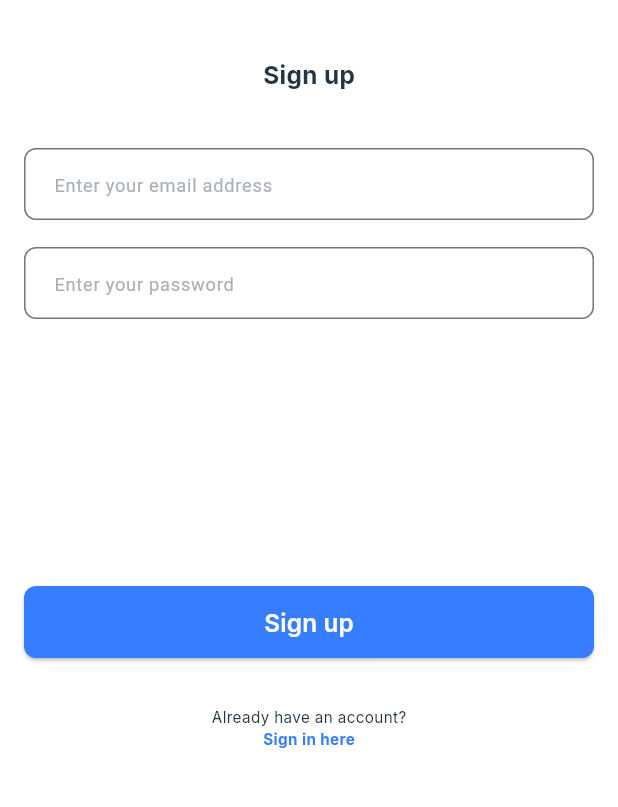
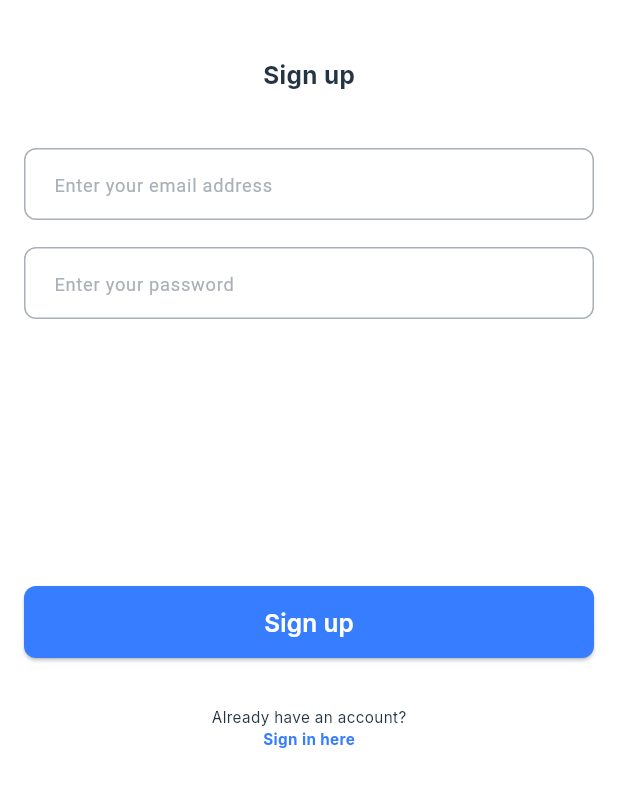
Before and after one commit to raufzer/talky-app, a Flutter app: the SignUpScreen screen opened by its route, on a phone screen of 412 x 824 dp, the part 218-1025 px from its top. Run offline on Flutter 3.47's test engine with Material 3 defaults, Android fonts, the light colour scheme and no system bars; drawn by our look-alikes of modal_progress_hud_nsn; our stand-ins replace firebase_auth, firebase_core, flutter_bloc, flutter_screenutil, flutter_svg, google_fonts; accounts and stored records are empty.

Commit message:
refactor(ui): code improvement

```diff
--- a/lib/screens/sign_up_screen.dart
+++ b/lib/screens/sign_up_screen.dart
@@ -60,6 +60,7 @@ class _SignUpScreenState extends State<SignUpScreen> {
                 onChanged: (data) {
                   email = data;
                 },
+                obscureText: false,
               ),
               const SizedBox(height: 18),
               InputFieldWidget(
@@ -68,6 +69,7 @@ class _SignUpScreenState extends State<SignUpScreen> {
                 onChanged: (data) {
                   password = data;
                 },
+                obscureText: true,
               ),
               const SizedBox(height: 18),
               const SizedBox(height: 160),
@@ -76,8 +78,9 @@ class _SignUpScreenState extends State<SignUpScreen> {
                 onTap: () async {
                   if (formKey.currentState!.validate()) {
                     isLoading = true;
+                    setState(() {});
                     try {
-                      var credential = await signUpMethod(email!, password!);
+                      await signUpMethod(email!, password!);
                       // Handle successful sign-up here
                     } on FirebaseAuthException catch (e) {
                       showSnackbar(
@@ -87,6 +90,7 @@ class _SignUpScreenState extends State<SignUpScreen> {
                       showSnackbar('There was an error signing up.', context);
                     } finally {
                       isLoading = false;
+                      setState(() {});
                     }
                   }
                 },
--- a/lib/screens/splash_screen.dart
+++ b/lib/screens/splash_screen.dart
@@ -3,7 +3,7 @@ import 'package:flutter_bloc/flutter_bloc.dart';
 import 'package:talky_app/cubits/splash_screen_cubit/splash_screen_cubit.dart';
 import 'package:talky_app/cubits/splash_screen_cubit/splash_screen_states.dart';
 import 'package:talky_app/screens/sign_up_screen.dart';
-import 'package:talky_app/utils/constants.dart';
+import 'package:talky_app/utils/colors.dart';
 import 'package:talky_app/widgets/talky_logo_widget.dart';
 
 class SplashScreen extends StatefulWidget {
--- a/lib/utils/validators.dart
+++ b/lib/utils/validators.dart
@@ -16,7 +16,7 @@ String? passwordValidator(String? value) {
   }
 
   if (value.length < 6) {
-    return 'Password must be at least 6 characters long';
+    return 'Password must be at least 6 characters';
   }
 
   return null;
--- a/lib/widgets/continue_with_button.dart
+++ b/lib/widgets/continue_with_button.dart
@@ -1,7 +1,7 @@
 import 'package:flutter/material.dart';
 import 'package:flutter_screenutil/flutter_screenutil.dart';
 import 'package:google_fonts/google_fonts.dart';
-import 'package:talky_app/utils/constants.dart';
+import 'package:talky_app/utils/colors.dart';
 
 class ContinueWithButton extends StatelessWidget {
   const ContinueWithButton({
--- a/lib/widgets/custom_button.dart
+++ b/lib/widgets/custom_button.dart
@@ -1,7 +1,7 @@
 import 'package:flutter/material.dart';
 import 'package:flutter_screenutil/flutter_screenutil.dart';
 import 'package:google_fonts/google_fonts.dart';
-import 'package:talky_app/utils/constants.dart';
+import 'package:talky_app/utils/colors.dart';
 
 class CustomButton extends StatelessWidget {
   const CustomButton({super.key, required this.text, this.onTap});
--- a/lib/widgets/forgot_password_button.dart
+++ b/lib/widgets/forgot_password_button.dart
@@ -1,7 +1,7 @@
 import 'package:flutter/material.dart';
 import 'package:flutter_screenutil/flutter_screenutil.dart';
 import 'package:google_fonts/google_fonts.dart';
-import 'package:talky_app/utils/constants.dart';
+import 'package:talky_app/utils/colors.dart';
 
 class ForgotPasswordButton extends StatelessWidget {
   const ForgotPasswordButton({
--- a/lib/widgets/input_field_widget.dart
+++ b/lib/widgets/input_field_widget.dart
@@ -1,13 +1,19 @@
 import 'package:flutter/material.dart';
 import 'package:flutter_screenutil/flutter_screenutil.dart';
-import 'package:talky_app/utils/constants.dart';
 
 class InputFieldWidget extends StatelessWidget {
-  const InputFieldWidget({super.key, required this.hintText, this.onChanged, this.validator});
+  const InputFieldWidget({
+    super.key,
+    required this.hintText,
+    this.onChanged,
+    this.validator,
+    required this.obscureText,
+  });
 
   final String hintText;
   final Function(String)? onChanged;
   final String? Function(String?)? validator;
+  final bool obscureText;
 
   @override
   Widget build(BuildContext context) {
@@ -16,12 +22,13 @@ class InputFieldWidget extends StatelessWidget {
       child: TextFormField(
         validator: validator,
         onChanged: onChanged,
+        obscureText: obscureText,
         keyboardType: TextInputType.emailAddress,
         decoration: InputDecoration(
           hintText: hintText,
           hintStyle: TextStyle(
             fontSize: 12.r,
-            color: const Color(0xFFAAB0B7),
+            color: const Color(0xFFAAB0B7), // Change hint text color
           ),
           border: OutlineInputBorder(
             borderRadius: BorderRadius.circular(8),
@@ -32,9 +39,17 @@ class InputFieldWidget extends StatelessWidget {
           ),
           focusedBorder: OutlineInputBorder(
             borderRadius: BorderRadius.circular(8),
-            borderSide: const BorderSide(color: blueColor),
+            borderSide: const BorderSide(
+                color: Colors.blue), // Change focused border color
           ),
-          contentPadding: const EdgeInsets.symmetric(vertical: 12, horizontal: 16),
+          enabledBorder: OutlineInputBorder(
+            borderRadius: BorderRadius.circular(8),
+            borderSide: const BorderSide(
+                color:
+                    Color(0xFFAAB0B7)), // Change unfocused border color
+          ),
+          contentPadding:
+              const EdgeInsets.symmetric(vertical: 12, horizontal: 16),
         ),
       ),
     );
--- a/lib/widgets/or_divider.dart
+++ b/lib/widgets/or_divider.dart
@@ -1,7 +1,7 @@
 import 'package:flutter/material.dart';
 import 'package:flutter_screenutil/flutter_screenutil.dart';
 import 'package:google_fonts/google_fonts.dart';
-import 'package:talky_app/utils/constants.dart';
+import 'package:talky_app/utils/colors.dart';
 
 class OrDivider extends StatelessWidget {
   const OrDivider({super.key});
--- a/lib/widgets/sign_in_button.dart
+++ b/lib/widgets/sign_in_button.dart
@@ -2,7 +2,7 @@ import 'package:flutter/material.dart';
 import 'package:flutter_screenutil/flutter_screenutil.dart';
 import 'package:flutter_svg/flutter_svg.dart';
 import 'package:google_fonts/google_fonts.dart';
-import 'package:talky_app/utils/constants.dart';
+import 'package:talky_app/utils/colors.dart';
 
 class SignInWithButton extends StatelessWidget {
   const SignInWithButton({
--- a/lib/widgets/sign_in_widget.dart
+++ b/lib/widgets/sign_in_widget.dart
@@ -1,5 +1,5 @@
 import 'package:flutter/material.dart';
-import 'package:talky_app/utils/constants.dart';
+import 'package:talky_app/utils/colors.dart';
 import 'package:talky_app/widgets/custom_text.dart';
 
 class SignInWidget extends StatelessWidget {
--- a/lib/widgets/sign_up_widget.dart
+++ b/lib/widgets/sign_up_widget.dart
@@ -1,5 +1,5 @@
 import 'package:flutter/material.dart';
-import 'package:talky_app/utils/constants.dart';
+import 'package:talky_app/utils/colors.dart';
 import 'package:talky_app/widgets/custom_text.dart';
 
 class SignUpWidget extends StatelessWidget {
```
Also changed, not shown: lib/screens/sign_in_screen.dart (+13 -12 lines), lib/utils/colors.dart (line endings or trailing spaces).
